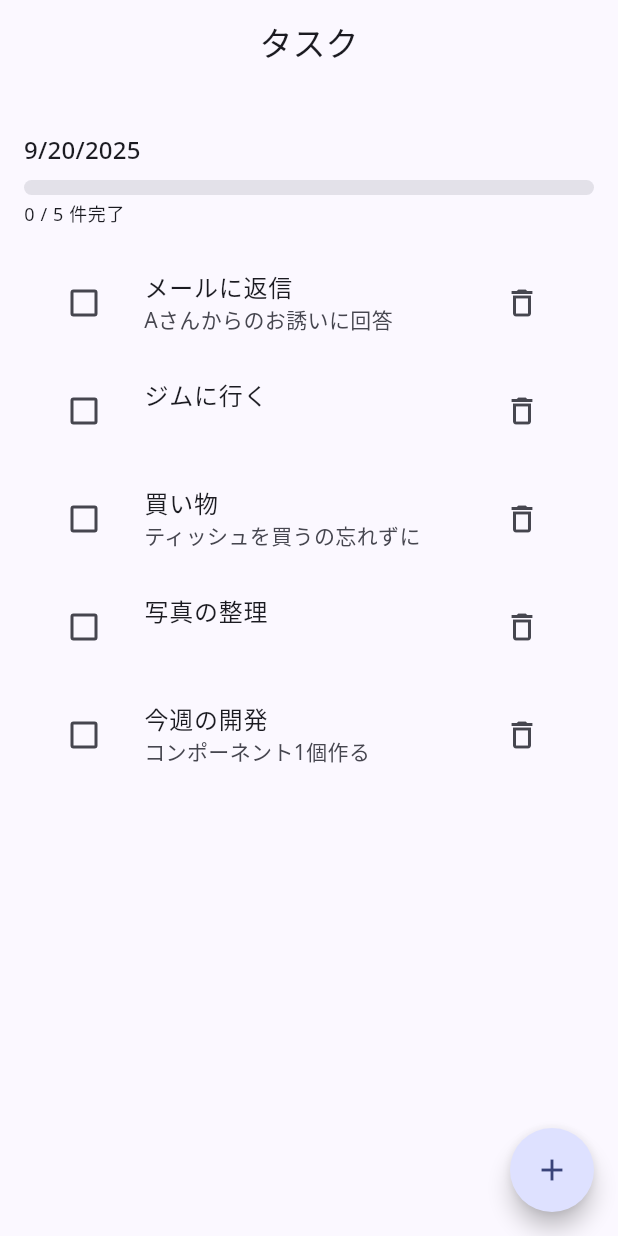
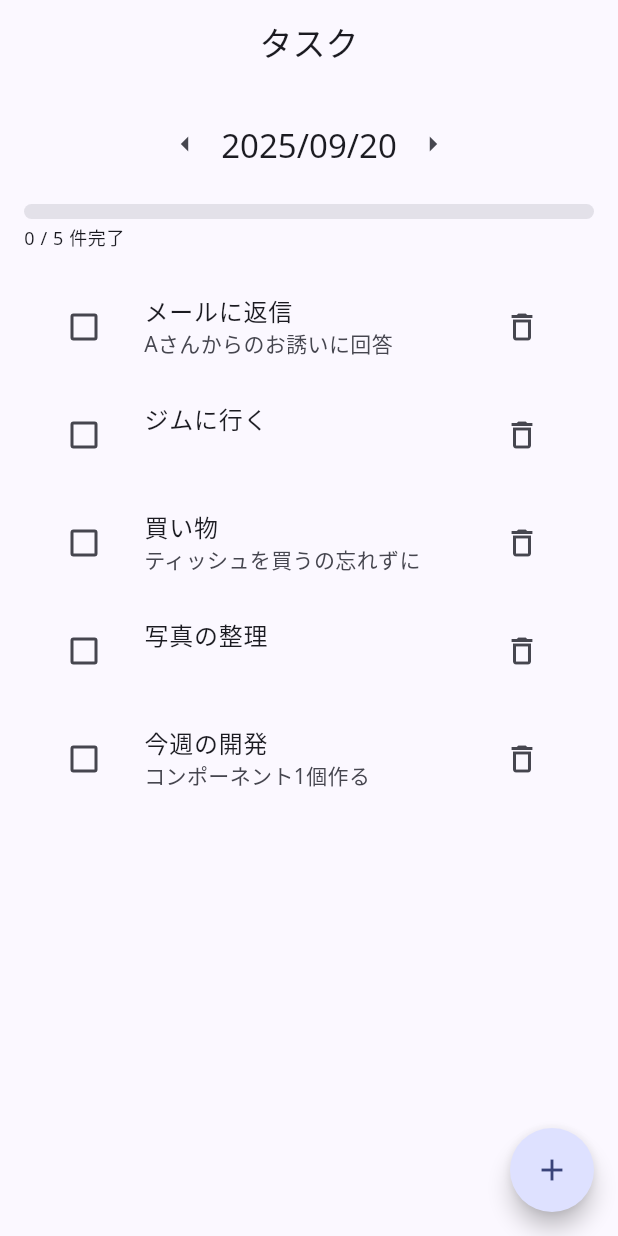
Before and after one commit to otsukky/formopus, a Flutter app: the screen it shows after launch, on a phone screen of 412 x 824 dp. Run offline on Flutter 3.47's test engine with Material 3 defaults, Android fonts, the phone set to English and light mode, and no system bars; our stand-ins replace google_fonts.

Commit message:
add: 日付変更

```diff
--- a/lib/ui/screens/task_screen.dart
+++ b/lib/ui/screens/task_screen.dart
@@ -1,4 +1,5 @@
 import "package:flutter/material.dart";
+import 'package:formopus/ui/widgets/date_switcher.dart';
 import 'package:provider/provider.dart';
 
 import '../viewmodel/task_view_model.dart';
@@ -26,24 +27,22 @@ class _TaskScreenState extends State<TaskScreen> {
   }
 
   @override
-  Widget build(BuildContext context) {
-    return Consumer<TaskViewModel>(
-      builder: (context, viewModel, child) {
-        return Scaffold(
+  Widget build(BuildContext context) => Consumer<TaskViewModel>(
+    builder: (context, viewModel, child) => Scaffold(
       appBar: FormopusAppBar(title: widget.title),
       body: Center(
         child: Column(
           mainAxisAlignment: MainAxisAlignment.start,
           children: [
-                // TODO 登録されたタスクに応じてサマリを表示する
+            DateSwitcher(),
             DailySummary(
-                  date: DateTime.now(),
-                  total: viewModel.tasks.length,
-                  completed: viewModel.tasks
+              date: viewModel.selectedDate,
+              total: viewModel.selectedTasks.length,
+              completed: viewModel.selectedTasks
                   .where((task) => task.status.isComplete())
                   .length,
             ),
-                Expanded(child: TodayTaskList(tasks: viewModel.tasks)),
+            Expanded(child: TodayTaskList(tasks: viewModel.selectedTasks)),
           ],
         ),
       ),
@@ -53,10 +52,8 @@ class _TaskScreenState extends State<TaskScreen> {
         shape: CircleBorder(),
         child: const Icon(Icons.add),
       ),
+    ),
   );
-      },
-    );
-  }
 
   void _createTask(BuildContext dialogContext) async {
     final newTaskDetails = await showDialog<Map<String, dynamic>>(
--- a/lib/ui/viewmodel/task_view_model.dart
+++ b/lib/ui/viewmodel/task_view_model.dart
@@ -18,6 +18,24 @@ class TaskViewModel extends ChangeNotifier {
   bool _isLoading = false;
 
   bool get isLoading => _isLoading;
+
+  DateTime _selectedDate = DateTime.now();
+
+  DateTime get selectedDate => _selectedDate;
+
+  List<Task> get selectedTasks => _tasks
+      .where(
+        (task) =>
+            task.deadline.day == _selectedDate.day &&
+            task.deadline.month == _selectedDate.month &&
+            task.deadline.year == _selectedDate.year,
+      )
+      .toList();
+
+  void changeSelectedDate(DateTime date) {
+    _selectedDate = date;
+    notifyListeners();
+  }
 
   Future<void> loadTasks() async {
     _isLoading = true;
--- a/lib/ui/widgets/daily_summary.dart
+++ b/lib/ui/widgets/daily_summary.dart
@@ -15,7 +15,6 @@ class DailySummary extends StatelessWidget {
 
   @override
   Widget build(BuildContext context) {
-    final formattedDate = DateFormat.yMd().format(date);
     final double progress = total > 0 ? completed / total : 0.0;
     final theme = Theme.of(context);
 
@@ -25,8 +24,6 @@ class DailySummary extends StatelessWidget {
         mainAxisSize: MainAxisSize.min,
         crossAxisAlignment: CrossAxisAlignment.start,
         children: [
-          Text(formattedDate, style: theme.textTheme.titleMedium),
-          const SizedBox(height: 8),
           if (total > 0)
             Column(
               crossAxisAlignment: CrossAxisAlignment.start,
--- /dev/null
+++ b/lib/ui/widgets/date_switcher.dart
@@ -0,0 +1,72 @@
+import 'package:flutter/material.dart';
+import 'package:intl/intl.dart';
+import 'package:provider/provider.dart';
+
+import '../viewmodel/task_view_model.dart';
+
+class DateSwitcher extends StatefulWidget {
+  const DateSwitcher({super.key});
+
+  @override
+  State<DateSwitcher> createState() => _DateSwitcherState();
+}
+
+class _DateSwitcherState extends State<DateSwitcher> {
+  @override
+  void initState() {
+    super.initState();
+  }
+
+  void _updateSelectedDate(BuildContext context, DateTime date) =>
+      Provider.of<TaskViewModel>(
+        context,
+        listen: false,
+      ).changeSelectedDate(date);
+
+  void _previousDay(BuildContext context) {
+    final selectedDate = Provider.of<TaskViewModel>(
+      context,
+      listen: false,
+    ).selectedDate;
+    _updateSelectedDate(
+      context,
+      selectedDate.subtract(const Duration(days: 1)),
+    );
+  }
+
+  void _nextDay(BuildContext context) {
+    final selectedDate = Provider.of<TaskViewModel>(
+      context,
+      listen: false,
+    ).selectedDate;
+    _updateSelectedDate(context, selectedDate.add(const Duration(days: 1)));
+  }
+
+  @override
+  Widget build(BuildContext context) {
+    final DateTime currentDate = Provider.of<TaskViewModel>(
+      context,
+    ).selectedDate;
+    final DateFormat formatter = DateFormat('yyyy/MM/dd');
+
+    return Row(
+      mainAxisAlignment: MainAxisAlignment.center,
+      children: <Widget>[
+        IconButton(
+          icon: const Icon(Icons.arrow_left),
+          onPressed: () => _previousDay(context),
+          tooltip: '前日',
+        ),
+        Text(
+          formatter.format(currentDate),
+          style: Theme.of(context).textTheme.titleLarge,
+        ),
+        IconButton(
+          icon: const Icon(Icons.arrow_right),
+          onPressed: () => _nextDay(context),
+          tooltip: '翌日',
+        ),
+      ],
+    );
+  }
+}
```
Lines whose indentation alone changed are shown as unchanged.
